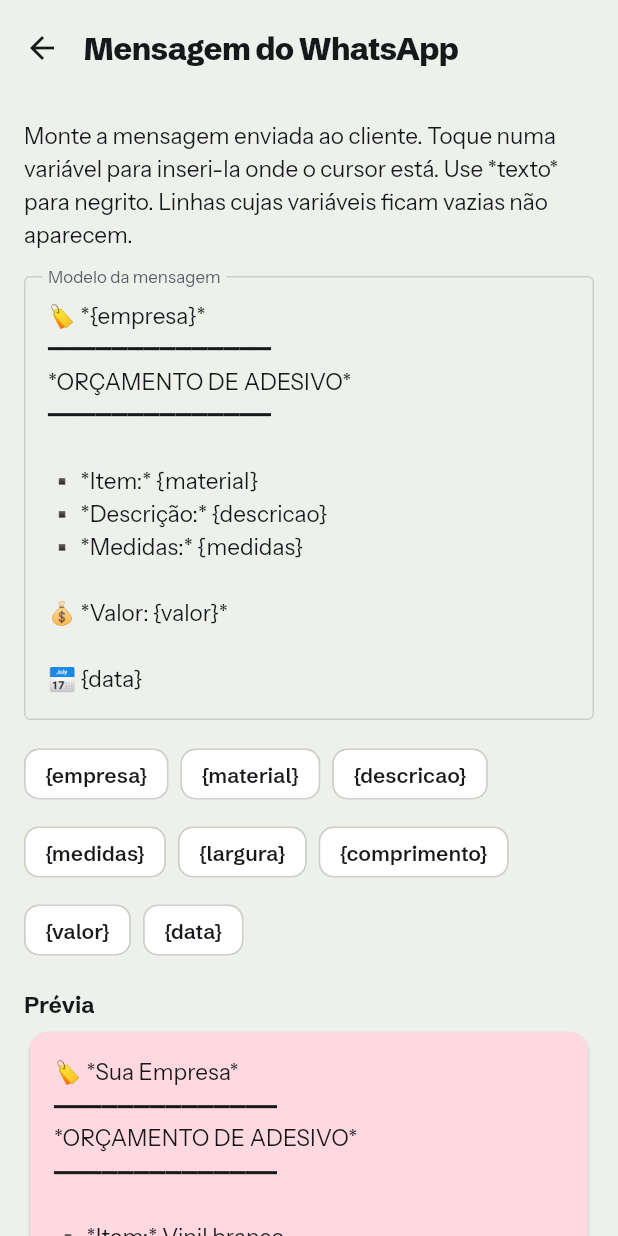
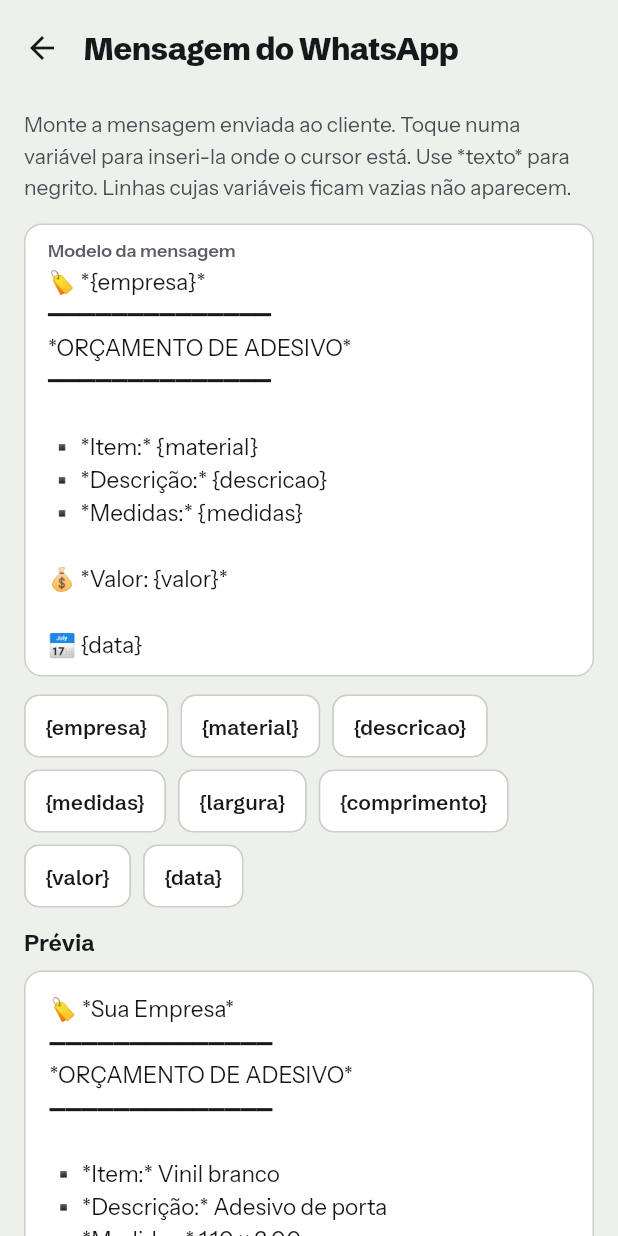
Before and after one commit to vserick/sticker-control, a Flutter app: the ModeloMensagemPage screen opened directly with empty values, on a phone screen of 412 x 824 dp. Run offline on Flutter 3.47's test engine with Material 3 defaults, Android fonts, the light colour scheme and no system bars; our stand-ins replace drift, drift_flutter; accounts and stored records are empty; generated files the repository leaves out were written again.

Commit message:
Fase 3.6 do redesign Recorte: tela Mensagem do WhatsApp
- Barra "Mensagem do WhatsApp"; instrução atual em 14/21; célula grande "Modelo da
  mensagem" (15/22, 8 a 16 linhas); chips de variáveis brancos com borda, raio 10 e
  altura 40, com a dica (tooltip) mantida.
- "Prévia" (Schibsted 700 15) com cartão branco; "(mensagem vazia)" em cinza quando vazio.
- Salvar primário e Restaurar padrão como botão de texto, sem confirmação (mantido).
- Aviso de rodapé "Mensagem salva." com ícone de sucesso.

Testes: só o finder do campo mudou em modelo_mensagem_test (campoDe). Novo teste de
layout em 390 px com texto longo.

Sem conferência visual: comparar com 07-mensagem-topo.png e 07-mensagem-estados.png.

```diff
--- a/lib/ui/mensagem/modelo_mensagem_page.dart
+++ b/lib/ui/mensagem/modelo_mensagem_page.dart
@@ -3,6 +3,11 @@ import 'package:flutter/material.dart';
 import '../../logic/mensagem_whatsapp.dart';
 import '../../logic/orcamento.dart';
 import '../../servicos.dart';
+import '../recorte/avisos.dart';
+import '../recorte/barra.dart';
+import '../recorte/campo.dart';
+import '../recorte/tipografia.dart';
+import '../recorte/tokens.dart';
 
 /// Exemplo usado na prévia: o modelo nunca é testado com dados reais.
 const _exemplo = RascunhoOrcamento(
@@ -75,12 +80,11 @@ class _ModeloMensagemPageState extends State<ModeloMensagemPage> {
       texto == modeloMensagemPadrao.trim() ? '' : texto,
     );
     navigator.pop();
-    mensagens.showSnackBar(const SnackBar(content: Text('Mensagem salva.')));
+    mensagens.showSnackBar(avisoRodape('Mensagem salva.'));
   }
 
   @override
   Widget build(BuildContext context) {
-    final tema = Theme.of(context);
     final previa = montarMensagemWhatsapp(
       _exemplo,
       empresa: widget.empresa ?? 'Sua Empresa',
@@ -88,63 +92,82 @@ class _ModeloMensagemPageState extends State<ModeloMensagemPage> {
       agora: _agora,
     );
     return Scaffold(
-      appBar: AppBar(title: const Text('Mensagem do WhatsApp')),
+      appBar: const BarraRecorte(titulo: 'Mensagem do WhatsApp'),
       body: ListView(
-        padding: const EdgeInsets.all(16),
+        padding: const EdgeInsets.fromLTRB(
+          RecorteEspaco.margemTela,
+          8,
+          RecorteEspaco.margemTela,
+          24,
+        ),
         children: [
           Text(
             'Monte a mensagem enviada ao cliente. Toque numa variável para '
             'inseri-la onde o cursor está. Use *texto* para negrito. Linhas '
             'cujas variáveis ficam vazias não aparecem.',
-            style: tema.textTheme.bodyMedium,
+            style: RecorteTexto.corpoSecundario21,
           ),
-          const SizedBox(height: 16),
-          TextField(
+          const SizedBox(height: RecorteEspaco.entreBlocos),
+          CampoRecorte(
+            rotulo: 'Modelo da mensagem',
             controller: _controller,
-            minLines: 8,
-            maxLines: 16,
-            keyboardType: TextInputType.multiline,
-            decoration: const InputDecoration(
-              labelText: 'Modelo da mensagem',
-              alignLabelWithHint: true,
-              border: OutlineInputBorder(),
-            ),
+            grande: false,
+            estiloValor: RecorteTexto.corpo,
+            minLinhas: 8,
+            maxLinhas: 16,
+            teclado: TextInputType.multiline,
           ),
           const SizedBox(height: 12),
           Wrap(
             spacing: 8,
-            runSpacing: 4,
+            runSpacing: 8,
             children: [
               for (final v in variaveisMensagem.entries)
                 Tooltip(
                   message: v.value,
                   child: ActionChip(
                     label: Text('{${v.key}}'),
+                    padding: const EdgeInsets.symmetric(
+                      vertical: 10,
+                      horizontal: 6,
+                    ),
+                    materialTapTargetSize: MaterialTapTargetSize.shrinkWrap,
                     onPressed: () => _inserir(v.key),
                   ),
                 ),
             ],
           ),
-          const SizedBox(height: 16),
-          Text('Prévia', style: tema.textTheme.titleSmall),
-          const SizedBox(height: 4),
-          Card(
-            color: tema.colorScheme.secondaryContainer,
-            child: Padding(
-              padding: const EdgeInsets.all(16),
-              child: SelectableText(
-                previa.isEmpty ? '(mensagem vazia)' : previa,
-              ),
+          const SizedBox(height: RecorteEspaco.entreBlocos),
+          Text('Prévia', style: RecorteTexto.tituloSecao),
+          const SizedBox(height: 8),
+          Container(
+            padding: const EdgeInsets.symmetric(vertical: 14, horizontal: 16),
+            decoration: BoxDecoration(
+              color: RecorteCores.superficie,
+              border: Border.all(color: RecorteCores.borda),
+              borderRadius: BorderRadius.circular(RecorteRaio.celula),
             ),
+            child: previa.isEmpty
+                ? Text(
+                    '(mensagem vazia)',
+                    style: RecorteTexto.corpo.copyWith(
+                      color: RecorteCores.rotulo,
+                    ),
+                  )
+                : SelectableText(previa, style: RecorteTexto.corpo),
           ),
-          const SizedBox(height: 16),
+          const SizedBox(height: RecorteEspaco.entreBlocos),
           FilledButton.icon(
             onPressed: _salvar,
             icon: const Icon(Icons.save_outlined),
             label: const Text('Salvar'),
           ),
-          const SizedBox(height: 8),
+          const SizedBox(height: RecorteEspaco.entreBotoes),
           TextButton.icon(
+            style: TextButton.styleFrom(
+              textStyle: RecorteTexto.botaoDialogo,
+              iconSize: 20,
+            ),
             onPressed: () => _controller.text = modeloMensagemPadrao,
             icon: const Icon(Icons.restore),
             label: const Text('Restaurar padrão'),
```
Also changed, not shown: 2 other files.
